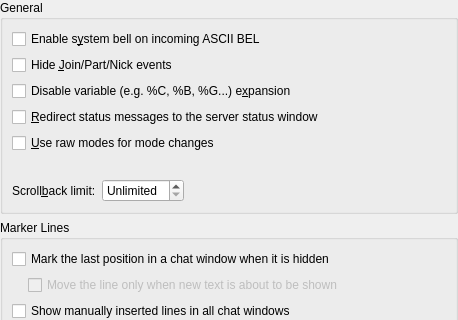
The window that src/config/chatwindowbehaviour_config.ui (KDE/konversation) describes before a commit, drawn with Qt 5; both pictures show x 0 to 458 and y 0 to 320 of the 458 by 461 pixel window.
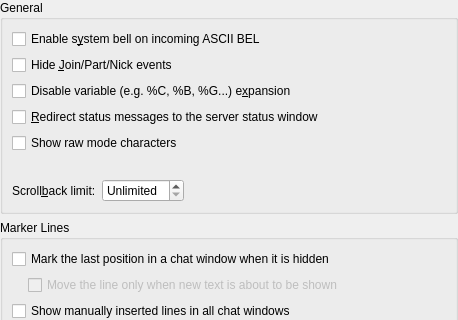
The same window after the commit.

Commit message: Use a better name for the raw modes option. CCBUG:198371

```diff
--- a/src/config/chatwindowbehaviour_config.ui
+++ b/src/config/chatwindowbehaviour_config.ui
@@ -91,7 +91,7 @@
          <string>Keep channel mode string as a combination of characters instead of translating them into human readable words. E.g. '*** Channel modes: no messages from outside' will become '*** Channel modes: n'</string>
         </property>
         <property name="text" >
-         <string>&amp;Use raw modes for mode changes</string>
+         <string>Show raw mode characters</string>
         </property>
        </widget>
       </item>
```
